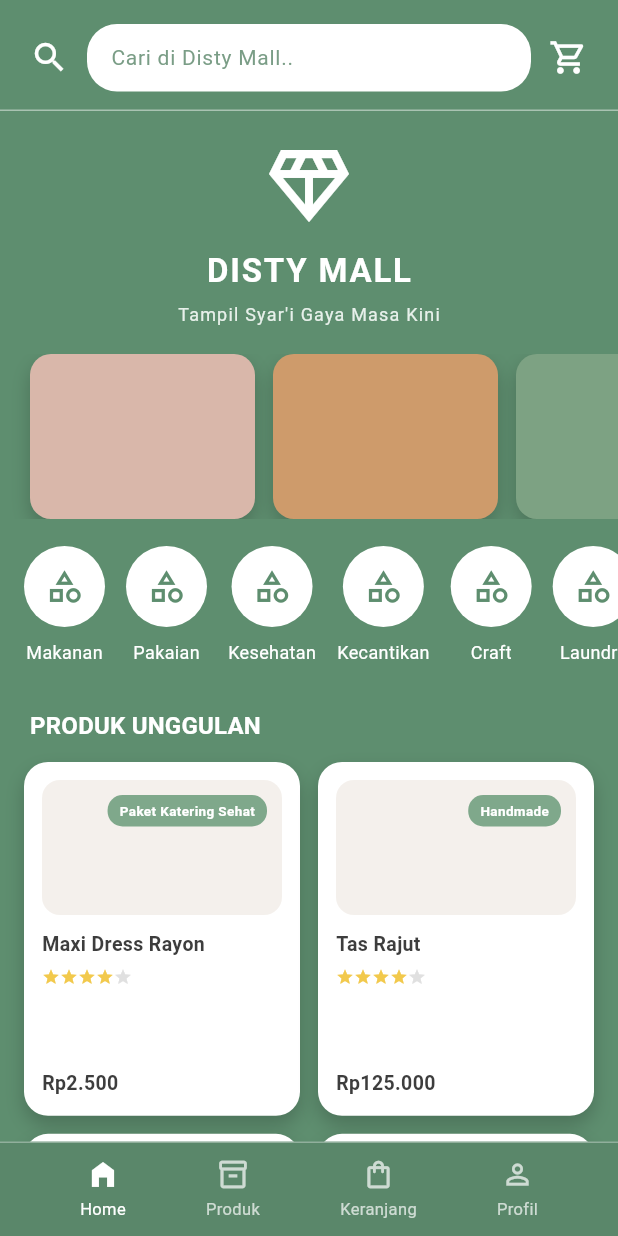
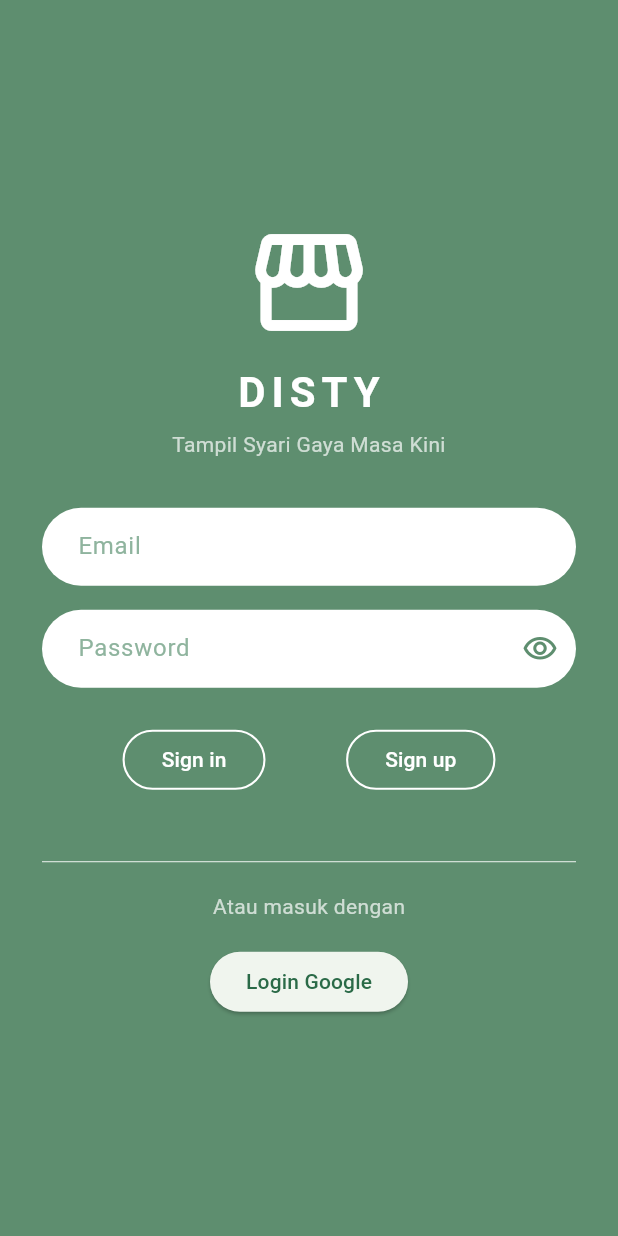
Before and after one commit to veo3yopi/distimall, a Flutter app: the screen it shows after launch, on a phone screen of 412 x 824 dp. Run offline on Flutter 3.47's test engine with Material 3 defaults, Android fonts, the phone set to English and light mode, and no system bars; our stand-ins replace firebase_auth, firebase_core, google_sign_in; accounts and stored records are empty; Roboto replaces fonts that are missing (Georgia).

Commit message:
login google

```diff
--- a/lib/main.dart
+++ b/lib/main.dart
@@ -10,41 +10,40 @@ import 'data/services/api_client.dart';
 import 'providers/banner_provider.dart';
 import 'providers/category_provider.dart';
 import 'providers/product_provider.dart';
-
-void main() {
+import 'screens/login_page.dart';
+import 'package:firebase_core/firebase_core.dart';
+import 'firebase_options.dart';
+
+void main() async {
+  WidgetsFlutterBinding.ensureInitialized();
+  await Firebase.initializeApp(options: DefaultFirebaseOptions.currentPlatform);
   runApp(
     MultiProvider(
       providers: [
         Provider<ApiClient>(create: (_) => ApiClient()),
         Provider<BannerRepository>(
-          create: (context) => BannerRepository(
-            apiClient: context.read<ApiClient>(),
-          ),
+          create: (context) =>
+              BannerRepository(apiClient: context.read<ApiClient>()),
         ),
         Provider<CategoryRepository>(
-          create: (context) => CategoryRepository(
-            apiClient: context.read<ApiClient>(),
-          ),
+          create: (context) =>
+              CategoryRepository(apiClient: context.read<ApiClient>()),
         ),
         Provider<ProductRepository>(
-          create: (context) => ProductRepository(
-            apiClient: context.read<ApiClient>(),
-          ),
+          create: (context) =>
+              ProductRepository(apiClient: context.read<ApiClient>()),
         ),
         ChangeNotifierProvider<BannerProvider>(
-          create: (context) => BannerProvider(
-            repository: context.read<BannerRepository>(),
-          ),
+          create: (context) =>
+              BannerProvider(repository: context.read<BannerRepository>()),
         ),
         ChangeNotifierProvider<CategoryProvider>(
-          create: (context) => CategoryProvider(
-            repository: context.read<CategoryRepository>(),
-          ),
+          create: (context) =>
+              CategoryProvider(repository: context.read<CategoryRepository>()),
         ),
         ChangeNotifierProvider<ProductProvider>(
-          create: (context) => ProductProvider(
-            repository: context.read<ProductRepository>(),
-          ),
+          create: (context) =>
+              ProductProvider(repository: context.read<ProductRepository>()),
         ),
       ],
       child: const DistyMallApp(),
@@ -62,9 +61,7 @@ class DistyMallApp extends StatelessWidget {
       title: 'Disty Mall',
       theme: ThemeData(
         scaffoldBackgroundColor: const Color(0xFF5E8E6F),
-        colorScheme: ColorScheme.fromSeed(
-          seedColor: const Color(0xFF5E8E6F),
-        ),
+        colorScheme: ColorScheme.fromSeed(seedColor: const Color(0xFF5E8E6F)),
         textTheme: const TextTheme(
           headlineSmall: TextStyle(
             fontSize: 22,
@@ -77,13 +74,11 @@ class DistyMallApp extends StatelessWidget {
             fontWeight: FontWeight.w600,
             color: Colors.white,
           ),
-          bodyMedium: TextStyle(
-            fontSize: 14,
-            color: Colors.white,
-          ),
+          bodyMedium: TextStyle(fontSize: 14, color: Colors.white),
         ).apply(fontFamily: 'Georgia'),
       ),
-      home: const RootPage(),
+      routes: {'/root': (_) => const RootPage()},
+      home: const LoginPage(),
     );
   }
 }
@@ -119,26 +114,18 @@ class _RootPageState extends State<RootPage> {
           });
         },
       ),
-      ProductsPage(
-        initialQuery: _productsQuery,
-        categoryId: _categoryId,
-      ),
+      ProductsPage(initialQuery: _productsQuery, categoryId: _categoryId),
       const _PlaceholderPage(title: 'Keranjang'),
       const _PlaceholderPage(title: 'Profil'),
     ];
 
     return Scaffold(
-      body: IndexedStack(
-        index: _currentIndex,
-        children: pages,
-      ),
+      body: IndexedStack(index: _currentIndex, children: pages),
       bottomNavigationBar: Container(
         padding: const EdgeInsets.symmetric(vertical: 10),
         decoration: const BoxDecoration(
           color: Color(0xFF5A876A),
-          border: Border(
-            top: BorderSide(color: Color(0x55FFFFFF)),
-          ),
+          border: Border(top: BorderSide(color: Color(0x55FFFFFF))),
         ),
         child: Row(
           mainAxisAlignment: MainAxisAlignment.spaceEvenly,
@@ -262,16 +249,15 @@ class _HomePageState extends State<HomePage> {
                     ),
                   ),
                   const SizedBox(width: 12),
-                  const Icon(Icons.shopping_cart_outlined,
-                      color: Colors.white, size: 26),
-                ],
-              ),
-            ),
-            const Divider(
-              height: 1,
-              thickness: 1,
-              color: Color(0x77FFFFFF),
-            ),
+                  const Icon(
+                    Icons.shopping_cart_outlined,
+                    color: Colors.white,
+                    size: 26,
+                  ),
+                ],
+              ),
+            ),
+            const Divider(height: 1, thickness: 1, color: Color(0x77FFFFFF)),
             Expanded(
               child: SingleChildScrollView(
                 physics: const BouncingScrollPhysics(),
@@ -280,8 +266,11 @@ class _HomePageState extends State<HomePage> {
                     const SizedBox(height: 18),
                     Column(
                       children: [
-                        Icon(Icons.diamond_outlined,
-                            color: Colors.white, size: 64),
+                        Icon(
+                          Icons.diamond_outlined,
+                          color: Colors.white,
+                          size: 64,
+                        ),
                         const SizedBox(height: 10),
                         Text(
                           'DISTY MALL',
@@ -311,7 +300,8 @@ class _HomePageState extends State<HomePage> {
                               final item = items[index];
                               return _PromoCard(
                                 imageUrl: item.imageUrl,
-                                color: item.backgroundColor ??
+                                color:
+                                    item.backgroundColor ??
                                     const Color(0xFF7DA283),
                               );
                             },
@@ -595,8 +585,9 @@ class _CategoryFilter extends StatelessWidget {
             return name.trim().isNotEmpty;
           }),
         ];
-        final selectedValue =
-            categories.contains(value) ? value : categories.first;
+        final selectedValue = categories.contains(value)
+            ? value
+            : categories.first;
         return Container(
           padding: const EdgeInsets.symmetric(horizontal: 12),
           decoration: BoxDecoration(
@@ -610,7 +601,8 @@ class _CategoryFilter extends StatelessWidget {
               icon: const Icon(Icons.expand_more, color: Color(0xFF3F3F3F)),
               style: const TextStyle(color: Color(0xFF3F3F3F), fontSize: 12),
               items: categories
-                  .map((item) => DropdownMenuItem<String>(
+                  .map(
+                    (item) => DropdownMenuItem<String>(
                       value: item,
                       child: Text(
                         item,
@@ -620,7 +612,8 @@ class _CategoryFilter extends StatelessWidget {
                           color: Color(0xFF3F3F3F),
                         ),
                       ),
-                      ))
+                    ),
+                  )
                   .toList(),
               onChanged: (value) {
                 if (value != null) {
@@ -631,9 +624,9 @@ class _CategoryFilter extends StatelessWidget {
                       orElse: () => _emptyCategory,
                     );
                     if (category.id != null) {
-                      context
-                          .read<ProductProvider>()
-                          .filterByCategoryId(category.id);
+                      context.read<ProductProvider>().filterByCategoryId(
+                        category.id,
+                      );
                     }
                   } else {
                     context.read<ProductProvider>().loadProducts();
@@ -709,10 +702,7 @@ class _SortFilter extends StatelessWidget {
 }
 
 class _ProductSearchBar extends StatefulWidget {
-  const _ProductSearchBar({
-    required this.controller,
-    required this.onSearch,
-  });
+  const _ProductSearchBar({required this.controller, required this.onSearch});
 
   final TextEditingController controller;
   final ValueChanged<String> onSearch;
@@ -753,15 +743,15 @@ class _ProductSearchBarState extends State<_ProductSearchBar> {
         onSubmitted: (value) => widget.onSearch(value),
         decoration: InputDecoration(
           hintText: 'Cari produk..',
-          hintStyle: const TextStyle(
-            color: Color(0xFF7A9D86),
-            fontSize: 14,
-          ),
+          hintStyle: const TextStyle(color: Color(0xFF7A9D86), fontSize: 14),
           prefixIcon: const Padding(
             padding: EdgeInsets.only(left: 12, right: 6),
             child: Icon(Icons.search, color: Color(0xFF3F3F3F), size: 20),
           ),
-          prefixIconConstraints: const BoxConstraints(minWidth: 0, minHeight: 0),
+          prefixIconConstraints: const BoxConstraints(
+            minWidth: 0,
+            minHeight: 0,
+          ),
           suffixIcon: hasText
               ? IconButton(
                   icon: const Icon(Icons.close, color: Color(0xFF7A9D86)),
@@ -775,10 +765,7 @@ class _ProductSearchBarState extends State<_ProductSearchBar> {
           isDense: true,
           contentPadding: const EdgeInsets.symmetric(vertical: 12),
         ),
-        style: const TextStyle(
-          color: Color(0xFF3F3F3F),
-          fontSize: 14,
-        ),
+        style: const TextStyle(color: Color(0xFF3F3F3F), fontSize: 14),
       ),
     );
   }
@@ -794,10 +781,7 @@ class _PlaceholderPage extends StatelessWidget {
     return Scaffold(
       body: SafeArea(
         child: Center(
-          child: Text(
-            title,
-            style: Theme.of(context).textTheme.titleMedium,
-          ),
+          child: Text(title, style: Theme.of(context).textTheme.titleMedium),
         ),
       ),
     );
@@ -860,16 +844,31 @@ class _ProductDetailPageState extends State<ProductDetailPage> {
                             ),
                             Row(
                               children: [
-                                const Icon(Icons.star,
-                                    color: Color(0xFFF2C94C), size: 16),
-                                const Icon(Icons.star,
-                                    color: Color(0xFFF2C94C), size: 16),
-                                const Icon(Icons.star,
-                                    color: Color(0xFFF2C94C), size: 16),
-                                const Icon(Icons.star,
-                                    color: Color(0xFFF2C94C), size: 16),
-                                const Icon(Icons.star_half,
-                                    color: Color(0xFFF2C94C), size: 16),
+                                const Icon(
+                                  Icons.star,
+                                  color: Color(0xFFF2C94C),
+                                  size: 16,
+                                ),
+                                const Icon(
+                                  Icons.star,
+                                  color: Color(0xFFF2C94C),
+                                  size: 16,
+                                ),
+                                const Icon(
+                                  Icons.star,
+                                  color: Color(0xFFF2C94C),
+                                  size: 16,
+                                ),
+                                const Icon(
+                                  Icons.star,
+                                  color: Color(0xFFF2C94C),
+                                  size: 16,
+                                ),
+                                const Icon(
+                                  Icons.star_half,
+                                  color: Color(0xFFF2C94C),
+                                  size: 16,
+                                ),
                                 const SizedBox(width: 6),
                                 const Text(
                                   '4.9',
@@ -930,10 +929,7 @@ class _ProductDetailPageState extends State<ProductDetailPage> {
                     ),
                   ),
                 ),
-                _DetailBottomBar(
-                  onAddToCart: () {},
-                  onBuy: () {},
-                ),
+                _DetailBottomBar(onAddToCart: () {}, onBuy: () {}),
               ],
             );
           },
@@ -1173,16 +1169,15 @@ class _ReviewSection extends StatelessWidget {
                   children: [
                     Row(
                       children: const [
-                        Icon(Icons.star,
-                            color: Color(0xFFF2C94C), size: 12),
-                        Icon(Icons.star,
-                            color: Color(0xFFF2C94C), size: 12),
-                        Icon(Icons.star,
-                            color: Color(0xFFF2C94C), size: 12),
-                        Icon(Icons.star,
-                            color: Color(0xFFF2C94C), size: 12),
-                        Icon(Icons.star_half,
-                            color: Color(0xFFF2C94C), size: 12),
+                        Icon(Icons.star, color: Color(0xFFF2C94C), size: 12),
+                        Icon(Icons.star, color: Color(0xFFF2C94C), size: 12),
+                        Icon(Icons.star, color: Color(0xFFF2C94C), size: 12),
+                        Icon(Icons.star, color: Color(0xFFF2C94C), size: 12),
+                        Icon(
+                          Icons.star_half,
+                          color: Color(0xFFF2C94C),
+                          size: 12,
+                        ),
                       ],
                     ),
                     const SizedBox(height: 4),
@@ -1334,10 +1329,7 @@ void _showFullImage(BuildContext context, String imageUrl) {
 }
 
 class _PromoCard extends StatelessWidget {
-  const _PromoCard({
-    required this.color,
-    this.imageUrl,
-  });
+  const _PromoCard({required this.color, this.imageUrl});
 
   final Color color;
   final String? imageUrl;
@@ -1375,11 +1367,7 @@ class _PromoCard extends StatelessWidget {
 }
 
 class _CategoryItem extends StatelessWidget {
-  const _CategoryItem({
-    required this.label,
-    this.iconUrl,
-    this.onTap,
-  });
+  const _CategoryItem({required this.label, this.iconUrl, this.onTap});
 
   final String label;
   final String? iconUrl;
@@ -1423,10 +1411,7 @@ class _CategoryItem extends StatelessWidget {
           const SizedBox(height: 8),
           Text(
             label,
-            style: const TextStyle(
-              color: Colors.white,
-              fontSize: 12,
-            ),
+            style: const TextStyle(color: Colors.white, fontSize: 12),
           ),
         ],
       ),
@@ -1603,10 +1588,7 @@ class _BottomNavItem extends StatelessWidget {
         children: [
           Icon(icon, color: color, size: 22),
           const SizedBox(height: 4),
-          Text(
-            label,
-            style: TextStyle(color: color, fontSize: 11),
-          ),
+          Text(label, style: TextStyle(color: color, fontSize: 11)),
         ],
       ),
     );
--- /dev/null
+++ b/lib/screens/login_page.dart
@@ -0,0 +1,262 @@
+import 'package:distimall/main.dart';
+import 'package:firebase_auth/firebase_auth.dart';
+import 'package:flutter/material.dart';
+import 'package:google_sign_in/google_sign_in.dart';
+
+class LoginPage extends StatefulWidget {
+  const LoginPage({super.key});
+
+  @override
+  State<LoginPage> createState() => _LoginPageState();
+}
+
+class _LoginPageState extends State<LoginPage> {
+  final TextEditingController _emailController = TextEditingController();
+  final TextEditingController _passwordController = TextEditingController();
+
+  Future<UserCredential?> _loginGoogle() async {
+    try {
+      final GoogleSignInAccount? googleUser = await GoogleSignIn().signIn();
+      if (googleUser == null) {
+        return null;
+      }
+      final GoogleSignInAuthentication googleAuth =
+          await googleUser.authentication;
+      final credential = GoogleAuthProvider.credential(
+        accessToken: googleAuth.accessToken,
+        idToken: googleAuth.idToken,
+      );
+      return await FirebaseAuth.instance.signInWithCredential(credential);
+    } catch (e) {
+      return null;
+    }
+  }
+
+  bool _obscurePassword = true;
+  bool _isSubmitting = false;
+
+  @override
+  void dispose() {
+    _emailController.dispose();
+    _passwordController.dispose();
+    super.dispose();
+  }
+
+  void _handleLogin() {
+    if (_isSubmitting) {
+      return;
+    }
+
+    setState(() {
+      _isSubmitting = true;
+    });
+
+    final email = _emailController.text.trim();
+    final password = _passwordController.text;
+    final isValid =
+        email.toLowerCase() == 'admin@mail.com' && password == 'admin';
+
+    if (isValid) {
+      Navigator.of(context).pushReplacementNamed('/root');
+    } else {
+      ScaffoldMessenger.of(context).showSnackBar(
+        const SnackBar(
+          content: Text('Email atau password salah.'),
+          backgroundColor: Color(0xFF2F5A3D),
+        ),
+      );
+    }
+
+    setState(() {
+      _isSubmitting = false;
+    });
+  }
+
+  void _handleSignUp() {
+    ScaffoldMessenger.of(context).showSnackBar(
+      const SnackBar(
+        content: Text('Fitur Sign Up belum tersedia.'),
+        backgroundColor: Color(0xFF2F5A3D),
+      ),
+    );
+  }
+
+  void _handleGoogleLogin() {
+    ScaffoldMessenger.of(context).showSnackBar(
+      const SnackBar(
+        content: Text('Login dengan Google belum tersedia.'),
+        backgroundColor: Color(0xFF2F5A3D),
+      ),
+    );
+  }
+
+  @override
+  Widget build(BuildContext context) {
+    return Scaffold(
+      body: SafeArea(
+        child: Center(
+          child: SingleChildScrollView(
+            padding: const EdgeInsets.symmetric(horizontal: 28, vertical: 16),
+            child: Column(
+              mainAxisSize: MainAxisSize.min,
+              children: [
+                const Icon(Icons.storefront, size: 86, color: Colors.white),
+                const SizedBox(height: 12),
+                Text(
+                  'DISTY',
+                  style: Theme.of(context).textTheme.headlineSmall?.copyWith(
+                    fontSize: 28,
+                    letterSpacing: 4,
+                  ),
+                ),
+                const SizedBox(height: 6),
+                Text(
+                  'Tampil Syari Gaya Masa Kini',
+                  style: Theme.of(
+                    context,
+                  ).textTheme.bodyMedium?.copyWith(color: Colors.white70),
+                  textAlign: TextAlign.center,
+                ),
+                const SizedBox(height: 32),
+                _LoginField(
+                  controller: _emailController,
+                  hintText: 'Email',
+                  keyboardType: TextInputType.emailAddress,
+                ),
+                const SizedBox(height: 16),
+                _LoginField(
+                  controller: _passwordController,
+                  hintText: 'Password',
+                  obscureText: _obscurePassword,
+                  suffixIcon: IconButton(
+                    onPressed: () {
+                      setState(() {
+                        _obscurePassword = !_obscurePassword;
+                      });
+                    },
+                    icon: Icon(
+                      _obscurePassword
+                          ? Icons.visibility_outlined
+                          : Icons.visibility_off_outlined,
+                      color: const Color(0xFF5E8E6F),
+                    ),
+                  ),
+                ),
+                const SizedBox(height: 24),
+                Row(
+                  mainAxisAlignment: MainAxisAlignment.spaceEvenly,
+                  children: [
+                    _LoginButton(
+                      label: 'Sign in',
+                      onPressed: _handleLogin,
+                      isLoading: _isSubmitting,
+                    ),
+                    _LoginButton(label: 'Sign up', onPressed: _handleSignUp),
+                  ],
+                ),
+                const SizedBox(height: 24),
+                const Divider(color: Colors.white, thickness: 0.6, height: 40),
+                Text(
+                  'Atau masuk dengan',
+                  style: Theme.of(
+                    context,
+                  ).textTheme.bodyMedium?.copyWith(color: Colors.white70),
+                ),
+                const SizedBox(height: 16),
+                ElevatedButton(
+                  onPressed: () async {
+                    final UserCredential = await _loginGoogle();
+                    if (UserCredential != null) {
+                      Navigator.push(
+                        context,
+                        MaterialPageRoute(builder: (_) => DistyMallApp()),
+                      );
+                    }
+                  },
+                  child: Text("Login Google"),
+                ),
+              ],
+            ),
+          ),
+        ),
+      ),
+    );
+  }
+}
+
+class _LoginField extends StatelessWidget {
+  const _LoginField({
+    required this.controller,
+    required this.hintText,
+    this.keyboardType,
+    this.obscureText = false,
+    this.suffixIcon,
+  });
+
+  final TextEditingController controller;
+  final String hintText;
+  final TextInputType? keyboardType;
+  final bool obscureText;
+  final Widget? suffixIcon;
+
+  @override
+  Widget build(BuildContext context) {
+    return TextField(
+      controller: controller,
+      keyboardType: keyboardType,
+      obscureText: obscureText,
+      textInputAction: TextInputAction.next,
+      style: const TextStyle(color: Color(0xFF3A5C49)),
+      decoration: InputDecoration(
+        hintText: hintText,
+        hintStyle: const TextStyle(color: Color(0xFF8FB49E)),
+        filled: true,
+        fillColor: Colors.white,
+        contentPadding: const EdgeInsets.symmetric(
+          horizontal: 20,
+          vertical: 14,
+        ),
+        border: OutlineInputBorder(
+          borderRadius: BorderRadius.circular(28),
+          borderSide: BorderSide.none,
+        ),
+        suffixIcon: suffixIcon,
+      ),
+    );
+  }
+}
+
+class _LoginButton extends StatelessWidget {
+  const _LoginButton({
+    required this.label,
+    required this.onPressed,
+    this.isLoading = false,
+  });
+
+  final String label;
+  final VoidCallback onPressed;
+  final bool isLoading;
+
+  @override
+  Widget build(BuildContext context) {
+    return OutlinedButton(
+      onPressed: isLoading ? null : onPressed,
+      style: OutlinedButton.styleFrom(
+        side: const BorderSide(color: Colors.white, width: 1.4),
+        foregroundColor: Colors.white,
+        padding: const EdgeInsets.symmetric(horizontal: 26, vertical: 10),
+        shape: RoundedRectangleBorder(borderRadius: BorderRadius.circular(22)),
+      ),
+      child: isLoading
+          ? const SizedBox(
+              height: 16,
+              width: 16,
+              child: CircularProgressIndicator(
+                strokeWidth: 2,
+                valueColor: AlwaysStoppedAnimation<Color>(Colors.white),
+              ),
+            )
+          : Text(label),
+    );
+  }
+}
--- a/pubspec.yaml
+++ b/pubspec.yaml
@@ -36,6 +36,9 @@ dependencies:
   cupertino_icons: ^1.0.8
   http: ^1.5.0
   provider: ^6.1.5
+  firebase_core: any
+  firebase_auth: any
+  google_sign_in: ^6.3.0
 
 dev_dependencies:
   flutter_test:
```
Also changed, not shown: firebase.json (added), lib/firebase_options.dart (added), pubspec.lock, 6 other files. Lines whose indentation alone changed are shown as unchanged.
